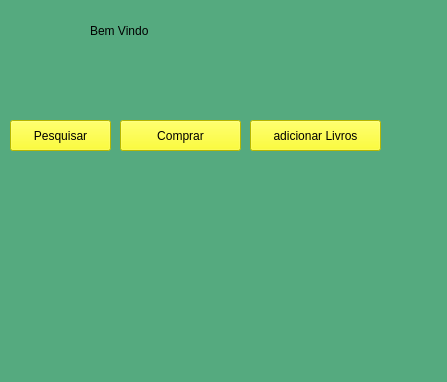
The window that arquivos_ui/TelaInicial.ui (programming-island/Biblioteca2.0) describes before a commit, drawn with Qt 5.
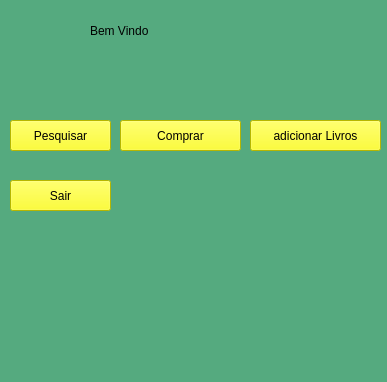
The same window after the commit. Icons and pictures are not drawn.

Diff of the .ui file:
```diff
--- a/arquivos_ui/TelaInicial.ui
+++ b/arquivos_ui/TelaInicial.ui
@@ -6,7 +6,7 @@
    <rect>
     <x>0</x>
     <y>0</y>
-    <width>447</width>
+    <width>387</width>
     <height>382</height>
    </rect>
   </property>
@@ -116,6 +116,32 @@
      </size>
     </property>
    </widget>
+   <widget class="QPushButton" name="SairDoSistema">
+    <property name="geometry">
+     <rect>
+      <x>10</x>
+      <y>180</y>
+      <width>101</width>
+      <height>31</height>
+     </rect>
+    </property>
+    <property name="styleSheet">
+     <string notr="true">background-color: rgb(255, 255, 0);</string>
+    </property>
+    <property name="text">
+     <string>Sair</string>
+    </property>
+    <property name="icon">
+     <iconset>
+      <normaloff>../icons/saida.png</normaloff>../icons/saida.png</iconset>
+    </property>
+    <property name="iconSize">
+     <size>
+      <width>16</width>
+      <height>16</height>
+     </size>
+    </property>
+   </widget>
   </widget>
   <widget class="QStatusBar" name="statusBar"/>
  </widget>
```
